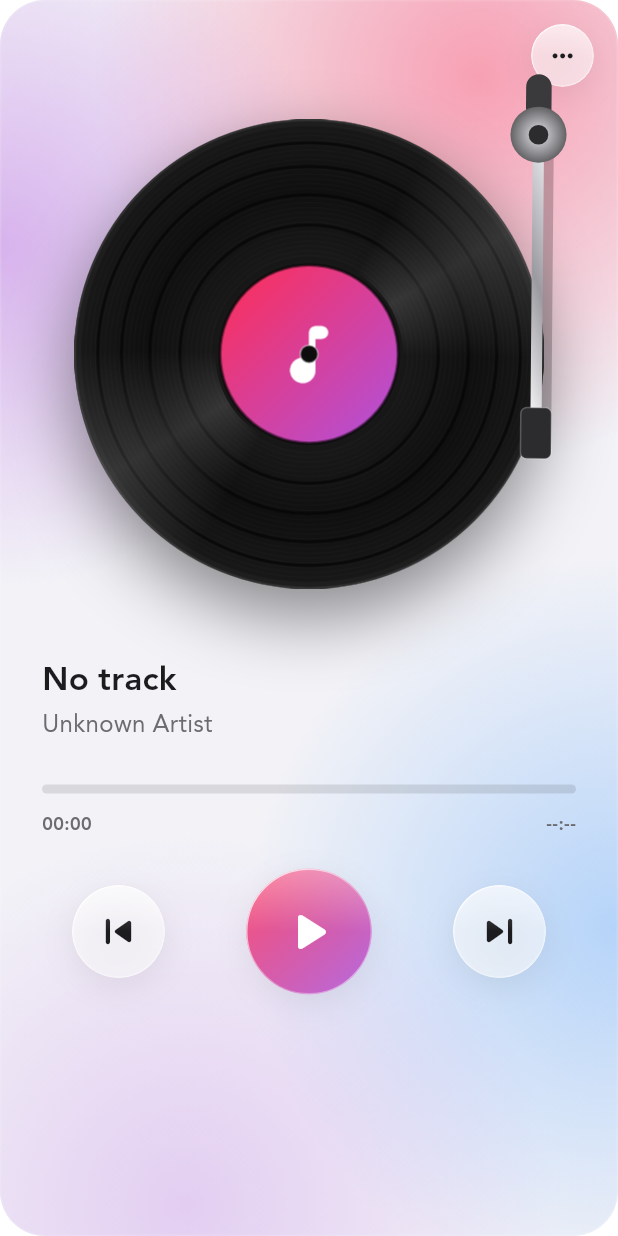
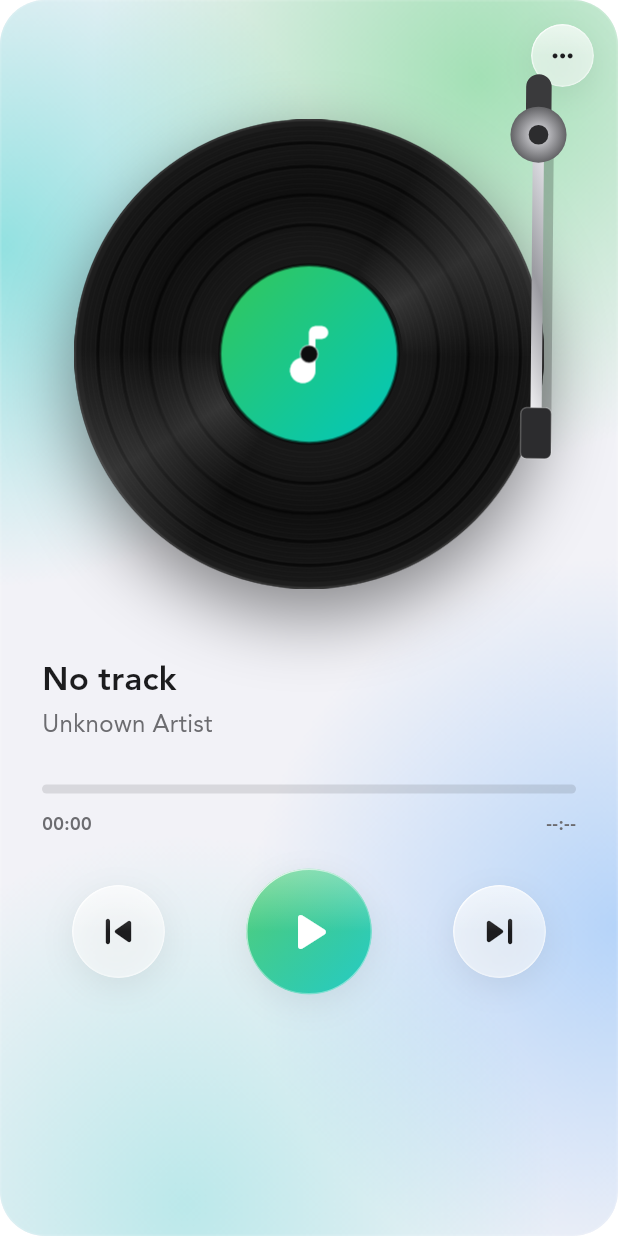
Before and after one commit to ahmedmahrous015/audio_player_app, a Flutter app: the PlayerPage screen opened directly, on a phone screen of 412 x 824 dp. Run offline on Flutter 3.47's test engine with Material 3 defaults, Android fonts, the phone set to English and light mode, and no system bars; our stand-ins replace just_audio, just_audio_background, permission_handler, share_plus, shared_preferences; missing offline and left inert: audio_metadata_reader, audio_session; accounts and stored records are empty; statements that could not run were skipped.

Commit message:
Mint green theme and icons; sort empty folders with the rest
- Accent palette switched to iOS green + mint (blue stays in the glow).
- Launcher icons (Android adaptive, iOS, macOS) and splash regenerated
  with the green-to-mint gradient.
- Empty folders created in the app now sort by date/name together with
  the other folders instead of always appearing last.

Co-Authored-By: Claude Opus 5.5 <noreply@anthropic.com>

```diff
--- a/lib/theme/app_theme.dart
+++ b/lib/theme/app_theme.dart
@@ -1,19 +1,19 @@
 import 'package:flutter/material.dart';
 
-/// "Liquid glass" palette: the icon's pink as the accent, with iOS violet and
-/// blue for the aurora glow the translucent surfaces refract.
+/// "Liquid glass" palette: iOS green as the accent with iOS mint as its
+/// gradient partner, plus blue for the aurora glow the glass refracts.
 class AppColors {
-  static const pink = Color(0xFFFF2D55);
-  static const pinkDark = Color(0xFFFF375F);
-  static const violet = Color(0xFFAF52DE);
-  static const violetDark = Color(0xFFBF5AF2);
+  static const green = Color(0xFF34C759);
+  static const greenDark = Color(0xFF30D158);
+  static const mint = Color(0xFF00C7BE);
+  static const mintDark = Color(0xFF63E6E2);
   static const blue = Color(0xFF007AFF);
   static const blueDark = Color(0xFF0A84FF);
 
   /// Accent gradient for highlighted glass (play button, artwork fallback).
   static List<Color> accentGradient(Brightness b) => b == Brightness.dark
-      ? const [pinkDark, violetDark]
-      : const [pink, violet];
+      ? const [greenDark, mintDark]
+      : const [green, mint];
 }
 
 ThemeData buildAppTheme(Brightness brightness) {
@@ -21,17 +21,17 @@ ThemeData buildAppTheme(Brightness brightness) {
 
   final cs =
       ColorScheme.fromSeed(
-        seedColor: AppColors.pink,
+        seedColor: AppColors.green,
         brightness: brightness,
       ).copyWith(
-        primary: dark ? AppColors.pinkDark : AppColors.pink,
+        primary: dark ? AppColors.greenDark : AppColors.green,
         onPrimary: Colors.white,
         // iOS system red for destructive actions.
         error: dark ? const Color(0xFFFF453A) : const Color(0xFFFF3B30),
         onError: Colors.white,
         secondary: dark ? AppColors.blueDark : AppColors.blue,
         onSecondary: Colors.white,
-        tertiary: dark ? AppColors.violetDark : AppColors.violet,
+        tertiary: dark ? AppColors.mintDark : AppColors.mint,
         onTertiary: Colors.white,
         // Neutral iOS system greys instead of pink-tinted Material surfaces.
         surface: dark ? Colors.black : const Color(0xFFF2F2F7),
```
Also changed, not shown: assets/images/app_icon.png, assets/images/app_icon_macos.png, assets/images/icon_background.png, 73 other files.
